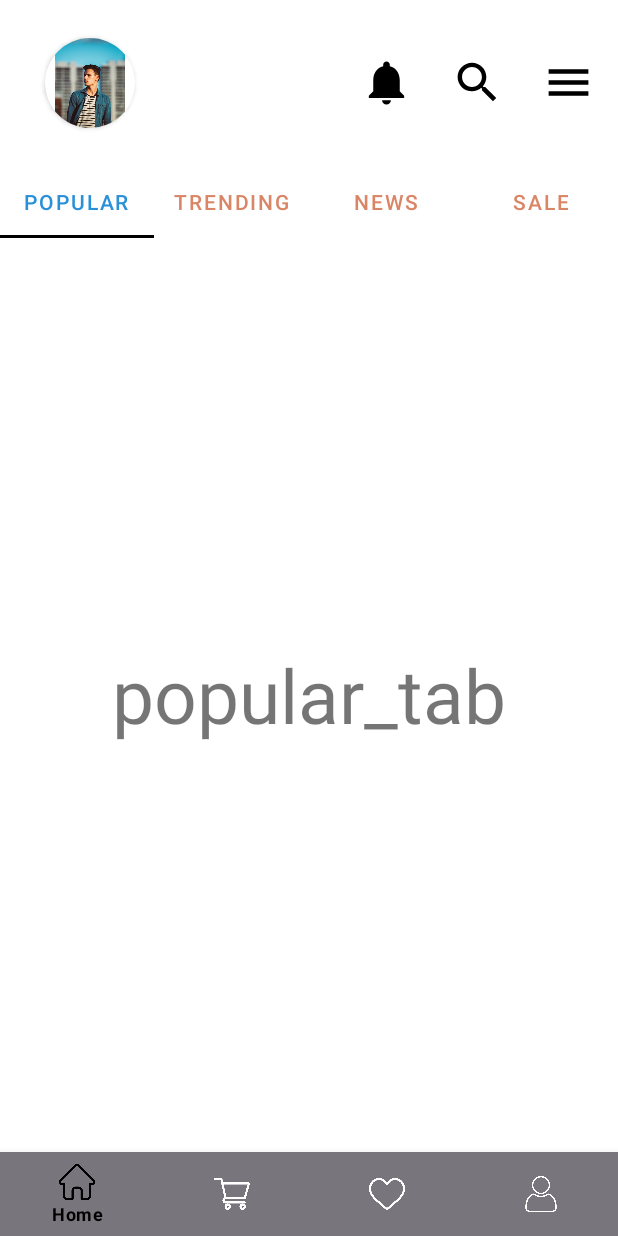
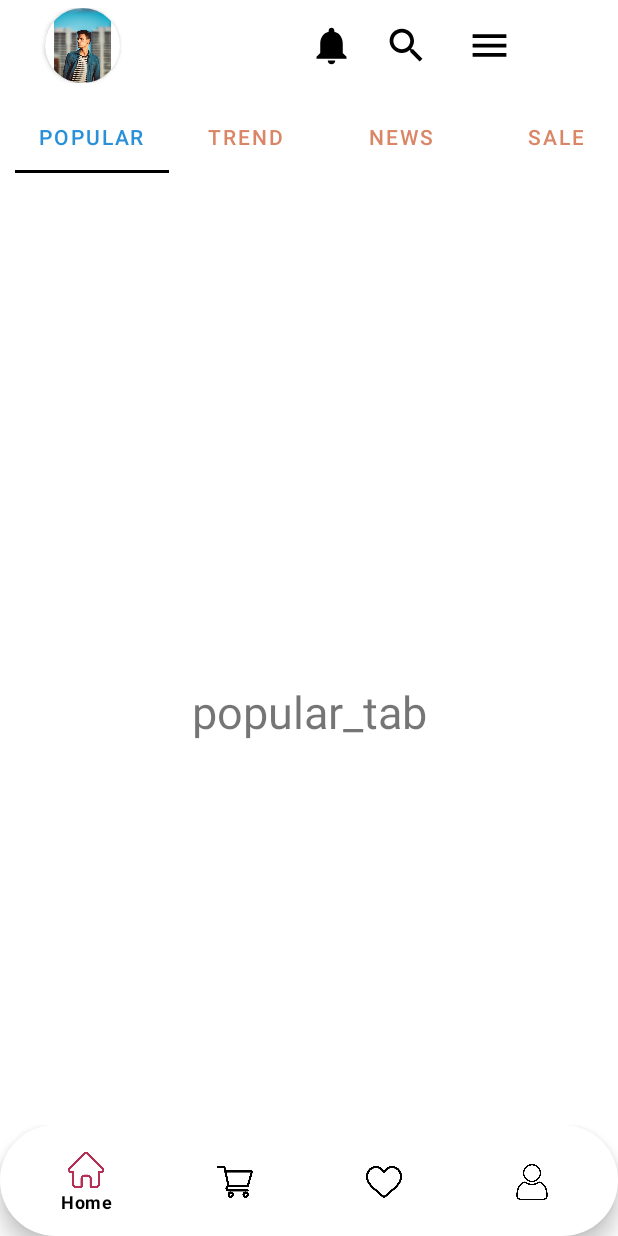
Before and after one commit to namtrinhdev/GentleWear, an Android app: the screen it shows after launch (MainActivity), on a phone screen of 412 x 824 dp. Run offline under Robolectric (Android 15) with nearby library versions, the phone set to English and light mode, and no system bars.

Commit message:
sua lai giao dien man hinh chinh

```diff
--- a/app/src/main/java/md06/fpoly/gentlewear/views/fragments/HomeFragment.java
+++ b/app/src/main/java/md06/fpoly/gentlewear/views/fragments/HomeFragment.java
@@ -68,7 +68,7 @@ public class HomeFragment extends Fragment {
                         tab.setText("Popular");
                         break;
                     case 1:
-                        tab.setText("Trending");
+                        tab.setText("Trend");
                         break;
                     case 2:
                         tab.setText("News");
--- a/app/src/main/res/color/custom_color.xml
+++ b/app/src/main/res/color/custom_color.xml
@@ -1,5 +1,5 @@
 <?xml version="1.0" encoding="utf-8"?>
 <selector xmlns:android="http://schemas.android.com/apk/res/android">
-<item android:color="@color/white" android:state_checked="false"/>
-    <item android:color="@color/black" android:state_checked="true"/>
+    <item android:color="@color/black" android:state_checked="false" />
+    <item android:color="@color/red" android:state_checked="true" />
 </selector>
--- /dev/null
+++ b/app/src/main/res/drawable/baseline_arrow_back_24.xml
@@ -0,0 +1,5 @@
+<vector android:autoMirrored="true" android:height="24dp"
+    android:tint="#000000" android:viewportHeight="24"
+    android:viewportWidth="24" android:width="24dp" xmlns:android="http://schemas.android.com/apk/res/android">
+    <path android:fillColor="@android:color/white" android:pathData="M20,11H7.83l5.59,-5.59L12,4l-8,8 8,8 1.41,-1.41L7.83,13H20v-2z"/>
+</vector>
--- /dev/null
+++ b/app/src/main/res/drawable/bg_bottom.xml
@@ -0,0 +1,11 @@
+<?xml version="1.0" encoding="utf-8"?>
+<shape xmlns:android="http://schemas.android.com/apk/res/android">
+    <solid android:color="@android:color/white" />
+    <corners android:radius="50dp" />
+    <padding
+        android:bottom="8dp"
+        android:left="8dp"
+        android:right="8dp"
+        android:top="10dp" />
+
+</shape>
--- a/app/src/main/res/layout/activity_main.xml
+++ b/app/src/main/res/layout/activity_main.xml
@@ -44,14 +44,25 @@
     <!--        app:headerLayout="@layout/nav_header"-->
     <!--        app:menu="@menu/nav_drawer_menu" />-->
 
+    <LinearLayout
+        android:id="@+id/bottom_navigation"
+        android:layout_width="match_parent"
+        android:layout_height="wrap_content"
+        android:layout_alignParentBottom="true"
+
+        android:elevation="10dp"
+        android:orientation="vertical">
+
         <com.google.android.material.bottomnavigation.BottomNavigationView
             android:id="@+id/bot_navView"
             android:layout_width="match_parent"
-        android:layout_height="wrap_content"
-        android:layout_alignParentBottom="true"
-        android:background="@color/colorPrimary"
+            android:layout_height="match_parent"
+            android:background="@drawable/bg_bottom"
             app:itemIconTint="@color/custom_color"
-        app:itemTextColor="@color/custom_color"
+            app:itemTextColor="@color/black"
+            android:elevation="10dp"
             app:menu="@menu/bottom_nav" />
+    </LinearLayout>
+
 
 </RelativeLayout>
--- a/app/src/main/res/layout/fragment_home.xml
+++ b/app/src/main/res/layout/fragment_home.xml
@@ -5,14 +5,12 @@
     android:layout_width="match_parent"
     android:layout_height="match_parent"
     android:orientation="vertical"
-
     tools:context=".views.fragments.HomeFragment">
-
     <LinearLayout
         android:layout_width="match_parent"
-        android:layout_height="100dp"
+        android:layout_height="50dp"
         android:layout_marginTop="5dp"
-        android:layout_marginBottom="5dp"
+        android:layout_marginBottom="2dp"
         android:gravity="center|left"
         android:orientation="horizontal">
 
@@ -23,8 +21,8 @@
             app:cardCornerRadius="80dp">
 
             <ImageView
-                android:layout_width="60dp"
-                android:layout_height="60dp"
+                android:layout_width="50dp"
+                android:layout_height="50dp"
                 android:src="@drawable/avatar1"
 
 
@@ -33,22 +31,22 @@
 
         <ImageView
             android:id="@+id/btnnoti"
-            android:layout_width="35dp"
-            android:layout_height="35dp"
-            android:layout_marginLeft="150dp"
+            android:layout_width="30dp"
+            android:layout_height="30dp"
+            android:layout_marginLeft="126dp"
             android:src="@drawable/baseline_notifications_24" />
 
         <ImageView
             android:id="@+id/btnSearch"
-            android:layout_width="35dp"
-            android:layout_height="35dp"
-            android:layout_marginLeft="25dp"
+            android:layout_width="30dp"
+            android:layout_height="30dp"
+            android:layout_marginLeft="20dp"
             android:src="@drawable/baseline_search_24" />
 
         <ImageView
             android:id="@+id/btnmenu"
-            android:layout_width="35dp"
-            android:layout_height="35dp"
+            android:layout_width="30dp"
+            android:layout_height="30dp"
             android:layout_marginLeft="25dp"
             android:src="@drawable/baseline_menu_24" />
     </LinearLayout>
@@ -57,7 +55,7 @@
         android:id="@+id/tab_layout"
         android:layout_width="match_parent"
         android:layout_height="wrap_content"
-
+        android:padding="10dp"
         />
 
     <androidx.viewpager2.widget.ViewPager2
--- a/app/src/main/res/layout/fragment_news.xml
+++ b/app/src/main/res/layout/fragment_news.xml
@@ -10,6 +10,6 @@
         android:layout_height="match_parent"
         android:text="new_tab"
         android:gravity="center"
-        android:textSize="50dp"/>
+        android:textSize="30dp"/>
 
 </FrameLayout>
--- a/app/src/main/res/layout/fragment_popular.xml
+++ b/app/src/main/res/layout/fragment_popular.xml
@@ -10,6 +10,6 @@
         android:layout_height="match_parent"
         android:text="popular_tab"
         android:gravity="center"
-        android:textSize="50dp"/>
+        android:textSize="30dp"/>
 
 </FrameLayout>
--- a/app/src/main/res/layout/fragment_sale.xml
+++ b/app/src/main/res/layout/fragment_sale.xml
@@ -10,6 +10,6 @@
         android:layout_height="match_parent"
         android:text="sale_tab"
         android:gravity="center"
-        android:textSize="50dp"/>
+        android:textSize="30dp"/>
 
 </FrameLayout>
--- a/app/src/main/res/layout/fragment_trending.xml
+++ b/app/src/main/res/layout/fragment_trending.xml
@@ -10,6 +10,6 @@
         android:layout_height="match_parent"
         android:text="trending_tab"
         android:gravity="center"
-        android:textSize="50dp"/>
+        android:textSize="30dp"/>
 
 </FrameLayout>
--- a/app/src/main/res/values/colors.xml
+++ b/app/src/main/res/values/colors.xml
@@ -1,7 +1,8 @@
 <?xml version="1.0" encoding="utf-8"?>
 <resources>
     <color name="black">#FF000000</color>
-    <color name="white">#FFFFFFFF</color>\
+    <color name="white">#FFFFFFFF</color>
+    <color name="red">#B63056</color>
     <color name="colorPrimary">#78767C</color>
     <color name="tab_selected_text">#2A91D8</color>
     <color name="tab_unselected_text">#DA8666</color>
```
Also changed, not shown: app/src/main/res/layout/fragment_cart.xml (+27 -2 lines), app/src/main/res/layout/fragment_profile.xml (+27 -2 lines), app/src/main/res/layout/fragment_wishlist.xml (+27 -2 lines). Lines whose indentation alone changed are shown as unchanged.
